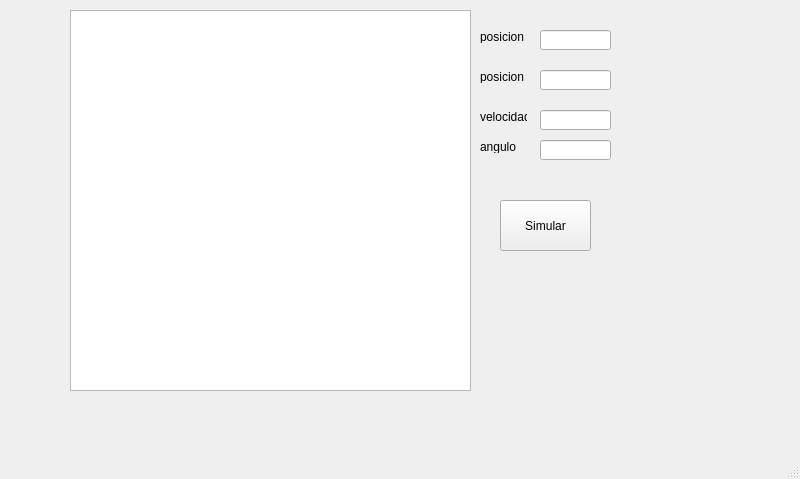
Above: mainwindow.ui from Teomesa/Parcial-Final before the change. Below: the same form after it.
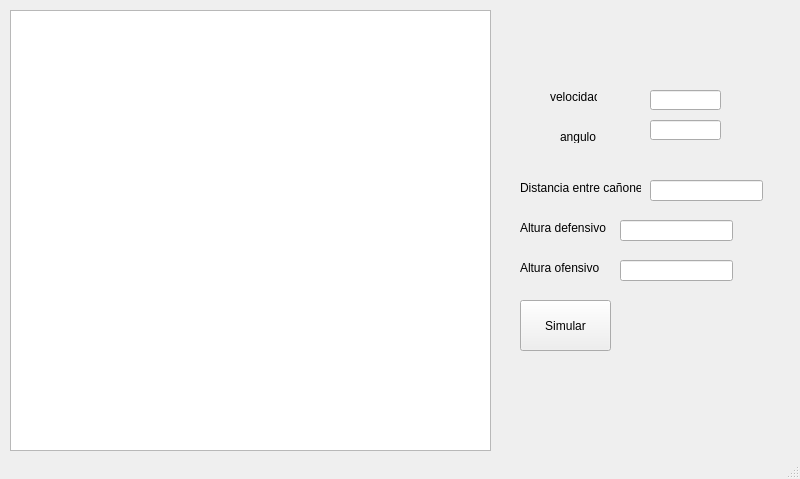
That is the form after the change.

```diff
--- a/mainwindow.ui
+++ b/mainwindow.ui
@@ -17,8 +17,8 @@
    <widget class="QLabel" name="label_4">
     <property name="geometry">
      <rect>
-      <x>480</x>
-      <y>140</y>
+      <x>560</x>
+      <y>130</y>
       <width>47</width>
       <height>13</height>
      </rect>
@@ -27,34 +27,11 @@
      <string>angulo</string>
     </property>
    </widget>
-   <widget class="QLabel" name="label">
-    <property name="geometry">
-     <rect>
-      <x>480</x>
-      <y>30</y>
-      <width>47</width>
-      <height>13</height>
-     </rect>
-    </property>
-    <property name="text">
-     <string>posicion X</string>
-    </property>
-   </widget>
    <widget class="QLineEdit" name="LE_angulo">
     <property name="geometry">
      <rect>
-      <x>540</x>
-      <y>140</y>
-      <width>71</width>
-      <height>20</height>
-     </rect>
-    </property>
-   </widget>
-   <widget class="QLineEdit" name="LE_posx">
-    <property name="geometry">
-     <rect>
-      <x>540</x>
-      <y>30</y>
+      <x>650</x>
+      <y>120</y>
       <width>71</width>
       <height>20</height>
      </rect>
@@ -63,8 +40,8 @@
    <widget class="QLabel" name="label_3">
     <property name="geometry">
      <rect>
-      <x>480</x>
-      <y>110</y>
+      <x>550</x>
+      <y>90</y>
       <width>47</width>
       <height>13</height>
      </rect>
@@ -76,31 +53,18 @@
    <widget class="QGraphicsView" name="graphicsView">
     <property name="geometry">
      <rect>
-      <x>70</x>
+      <x>10</x>
       <y>10</y>
-      <width>401</width>
-      <height>381</height>
+      <width>481</width>
+      <height>441</height>
      </rect>
     </property>
    </widget>
    <widget class="QLineEdit" name="LE_Vel">
     <property name="geometry">
      <rect>
-      <x>540</x>
-      <y>110</y>
-      <width>71</width>
-      <height>20</height>
-     </rect>
-    </property>
-    <property name="text">
-     <string/>
-    </property>
-   </widget>
-   <widget class="QLineEdit" name="LE_posy">
-    <property name="geometry">
-     <rect>
-      <x>540</x>
-      <y>70</y>
+      <x>650</x>
+      <y>90</y>
       <width>71</width>
       <height>20</height>
      </rect>
@@ -112,8 +76,8 @@
    <widget class="QPushButton" name="pntSimular">
     <property name="geometry">
      <rect>
-      <x>500</x>
-      <y>200</y>
+      <x>520</x>
+      <y>300</y>
       <width>91</width>
       <height>51</height>
      </rect>
@@ -125,14 +89,70 @@
    <widget class="QLabel" name="label_2">
     <property name="geometry">
      <rect>
-      <x>480</x>
-      <y>70</y>
-      <width>47</width>
-      <height>13</height>
+      <x>520</x>
+      <y>180</y>
+      <width>121</width>
+      <height>16</height>
      </rect>
     </property>
     <property name="text">
-     <string>posicion Y</string>
+     <string>Distancia entre cañones</string>
+    </property>
+   </widget>
+   <widget class="QLabel" name="label_6">
+    <property name="geometry">
+     <rect>
+      <x>520</x>
+      <y>220</y>
+      <width>101</width>
+      <height>16</height>
+     </rect>
+    </property>
+    <property name="text">
+     <string>Altura defensivo</string>
+    </property>
+   </widget>
+   <widget class="QLabel" name="label_7">
+    <property name="geometry">
+     <rect>
+      <x>520</x>
+      <y>260</y>
+      <width>91</width>
+      <height>16</height>
+     </rect>
+    </property>
+    <property name="text">
+     <string>Altura ofensivo</string>
+    </property>
+   </widget>
+   <widget class="QLineEdit" name="YO">
+    <property name="geometry">
+     <rect>
+      <x>620</x>
+      <y>260</y>
+      <width>113</width>
+      <height>21</height>
+     </rect>
+    </property>
+   </widget>
+   <widget class="QLineEdit" name="YD">
+    <property name="geometry">
+     <rect>
+      <x>620</x>
+      <y>220</y>
+      <width>113</width>
+      <height>21</height>
+     </rect>
+    </property>
+   </widget>
+   <widget class="QLineEdit" name="Distance">
+    <property name="geometry">
+     <rect>
+      <x>650</x>
+      <y>180</y>
+      <width>113</width>
+      <height>21</height>
+     </rect>
     </property>
    </widget>
   </widget>
```
Left out of the diff: 2 changed lines with no effect on the pictures.
